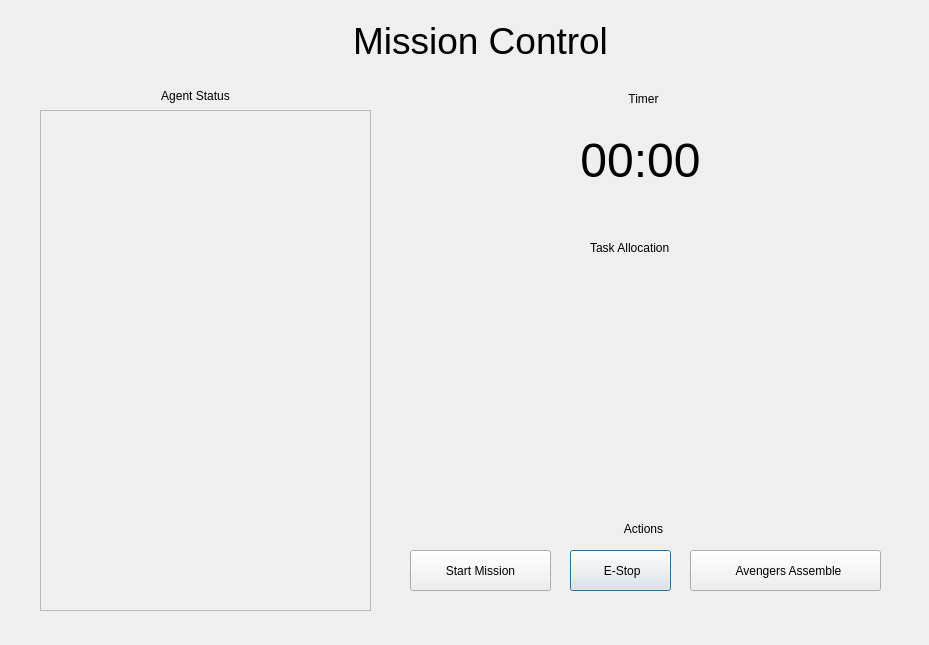
MRSD-Team-RoboSAR/robosar_gui, file src/robosar_gui.ui: the form before one commit.
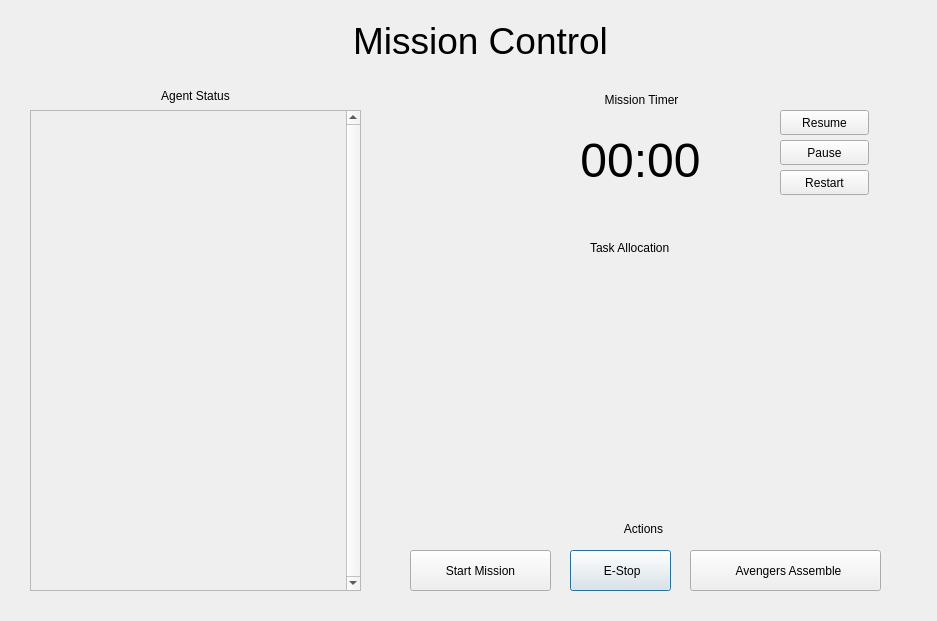
The form after the commit. Icons and pictures are not drawn.

Commit message: added scrolling and timer

Patch:
```diff
--- a/src/robosar_gui.ui
+++ b/src/robosar_gui.ui
@@ -6,8 +6,8 @@
    <rect>
     <x>0</x>
     <y>0</y>
-    <width>929</width>
-    <height>645</height>
+    <width>937</width>
+    <height>621</height>
    </rect>
   </property>
   <property name="windowTitle">
@@ -95,12 +95,21 @@
   <widget class="QScrollArea" name="scrollArea">
    <property name="geometry">
     <rect>
-     <x>40</x>
+     <x>30</x>
      <y>110</y>
      <width>331</width>
-     <height>501</height>
+     <height>481</height>
     </rect>
    </property>
+   <property name="sizePolicy">
+    <sizepolicy hsizetype="Expanding" vsizetype="Fixed">
+     <horstretch>0</horstretch>
+     <verstretch>0</verstretch>
+    </sizepolicy>
+   </property>
+   <property name="verticalScrollBarPolicy">
+    <enum>Qt::ScrollBarAlwaysOn</enum>
+   </property>
    <property name="widgetResizable">
     <bool>true</bool>
    </property>
@@ -109,47 +118,24 @@
      <rect>
       <x>0</x>
       <y>0</y>
-      <width>329</width>
-      <height>499</height>
+      <width>315</width>
+      <height>479</height>
      </rect>
     </property>
-    <widget class="QWidget" name="verticalLayoutWidget">
-     <property name="geometry">
-      <rect>
-       <x>0</x>
-       <y>0</y>
-       <width>311</width>
-       <height>501</height>
-      </rect>
-     </property>
-     <layout class="QVBoxLayout" name="verticalLayout">
-      <property name="leftMargin">
-       <number>1</number>
-      </property>
-      <property name="topMargin">
-       <number>1</number>
-      </property>
-      <property name="rightMargin">
-       <number>1</number>
-      </property>
-      <property name="bottomMargin">
-       <number>1</number>
-      </property>
-     </layout>
-    </widget>
+    <layout class="QVBoxLayout" name="verticalLayout"/>
    </widget>
   </widget>
   <widget class="QLabel" name="label_4">
    <property name="geometry">
     <rect>
-     <x>610</x>
+     <x>586</x>
      <y>90</y>
-     <width>67</width>
-     <height>17</height>
+     <width>111</width>
+     <height>20</height>
     </rect>
    </property>
    <property name="text">
-    <string>Timer</string>
+    <string>Mission Timer</string>
    </property>
    <property name="alignment">
     <set>Qt::AlignCenter</set>
@@ -246,9 +232,9 @@
   <widget class="QLabel" name="label_8">
    <property name="geometry">
     <rect>
-     <x>420</x>
+     <x>490</x>
      <y>120</y>
-     <width>441</width>
+     <width>301</width>
      <height>81</height>
     </rect>
    </property>
@@ -264,6 +250,45 @@
     <set>Qt::AlignCenter</set>
    </property>
   </widget>
+  <widget class="QPushButton" name="stop_timer_button">
+   <property name="geometry">
+    <rect>
+     <x>780</x>
+     <y>140</y>
+     <width>89</width>
+     <height>25</height>
+    </rect>
+   </property>
+   <property name="text">
+    <string>Pause</string>
+   </property>
+  </widget>
+  <widget class="QPushButton" name="restart_timer_button">
+   <property name="geometry">
+    <rect>
+     <x>780</x>
+     <y>170</y>
+     <width>89</width>
+     <height>25</height>
+    </rect>
+   </property>
+   <property name="text">
+    <string>Restart</string>
+   </property>
+  </widget>
+  <widget class="QPushButton" name="start_timer_button">
+   <property name="geometry">
+    <rect>
+     <x>780</x>
+     <y>110</y>
+     <width>89</width>
+     <height>25</height>
+    </rect>
+   </property>
+   <property name="text">
+    <string>Resume</string>
+   </property>
+  </widget>
  </widget>
  <resources/>
  <connections/>
```
Left out of the diff: 8 changed lines with no effect on the pictures. The commit also changes 3 other files.
